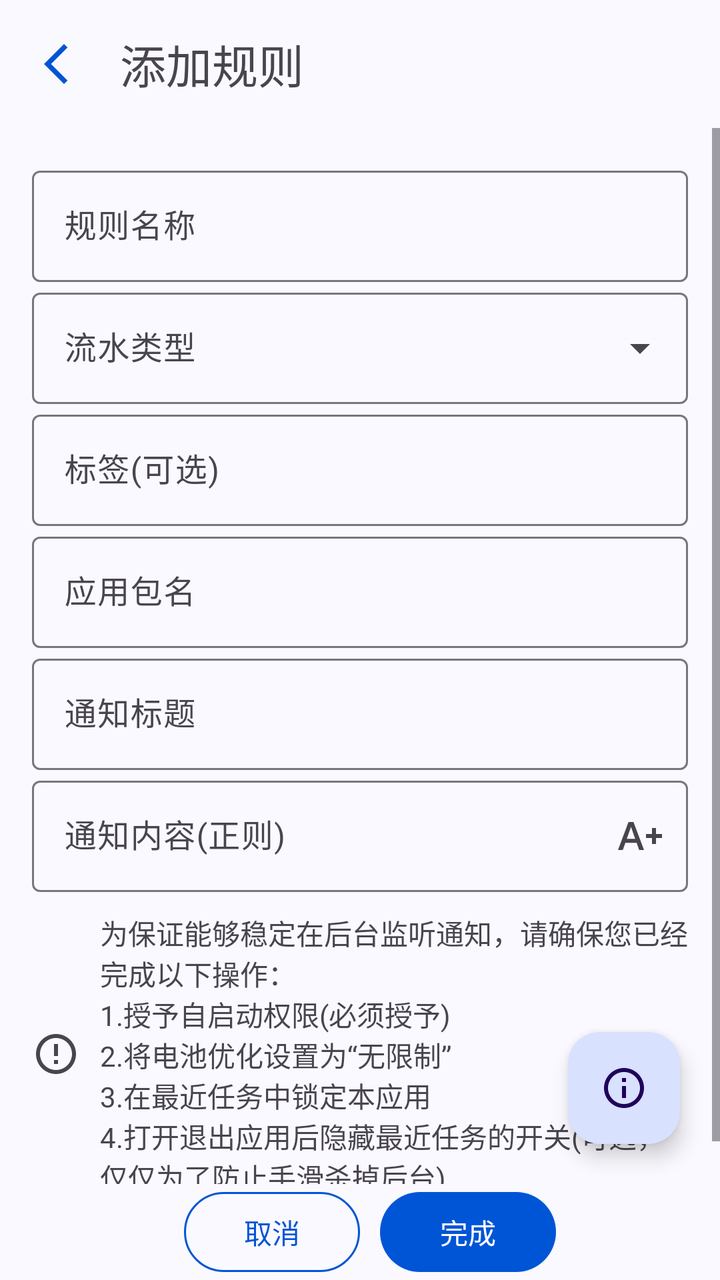
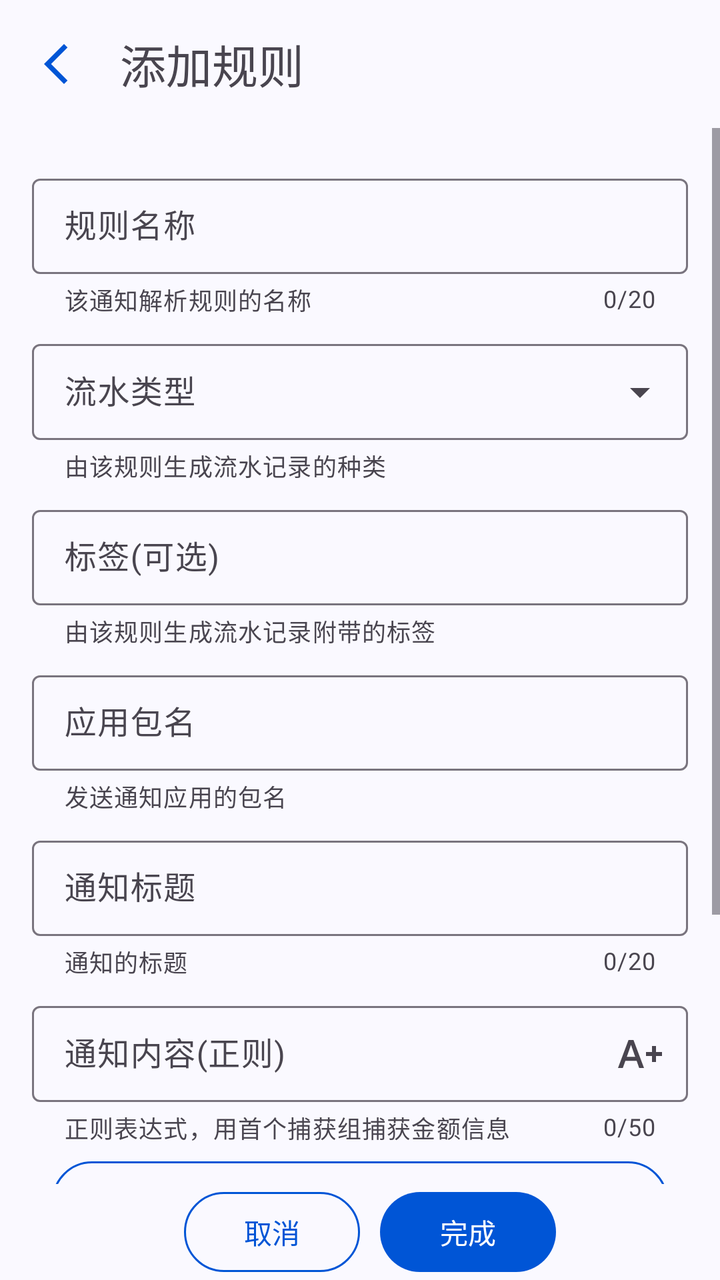

Two renders of the same Android screen: before a commit and after it. Below are the layout's source before the change and the commit's diff.
<!-- AndroidManifest.xml: application theme Theme.ManagerAssistant.Static -->
<!-- res/layout/activity_rule_add_modify.xml -->
<androidx.constraintlayout.widget.ConstraintLayout xmlns:android="http://schemas.android.com/apk/res/android"
    xmlns:app="http://schemas.android.com/apk/res-auto"
    xmlns:tools="http://schemas.android.com/tools"
    style="@style/CommonPageStyle"
    android:layout_width="match_parent"
    android:layout_height="match_parent"
    android:orientation="vertical"
    tools:context=".ui.pages.bookkeeping.notification_analysis.rule_edit.RuleAddModifyActivity">

    <com.google.android.material.appbar.MaterialToolbar
        android:id="@+id/toolbar"
        android:layout_width="match_parent"
        android:layout_height="?attr/actionBarSize"
        app:layout_constraintEnd_toEndOf="parent"
        app:layout_constraintStart_toStartOf="parent"
        app:layout_constraintTop_toTopOf="parent"
        app:navigationIcon="@drawable/baseline_arrow_back_ios_new_24"
        app:title="@string/add_rule" />

    <com.google.android.material.floatingactionbutton.FloatingActionButton
        android:id="@+id/input_instruction_btn"
        style="@style/AddFloatingActionBtnStyle"
        android:layout_width="wrap_content"
        android:layout_height="wrap_content"
        android:contentDescription="@string/show_rule_input_instruction"
        android:src="@drawable/outline_info_24"
        app:layout_constraintBottom_toTopOf="@id/btn_card_view"
        app:layout_constraintEnd_toEndOf="parent" />

    <ScrollView
        android:id="@+id/scroll_view"
        android:layout_width="match_parent"
        android:layout_height="0dp"
        app:layout_constraintBottom_toTopOf="@id/btn_card_view"
        app:layout_constraintTop_toBottomOf="@id/toolbar">

        <LinearLayout
            android:layout_width="match_parent"
            android:layout_height="wrap_content"
            android:orientation="vertical"
            android:padding="16sp">

            <com.google.android.material.textfield.TextInputLayout
                android:id="@+id/rule_name_layout"
                android:layout_width="match_parent"
                android:layout_height="wrap_content"
                app:endIconDrawable="@drawable/baseline_clear_24"
                app:endIconMode="clear_text">

                <com.google.android.material.textfield.TextInputEditText
                    android:id="@+id/rule_name_input"
                    style="@style/UserInputEditTextStyle"
                    android:layout_width="match_parent"
                    android:layout_height="match_parent"
                    android:hint="@string/rule_name" />
            </com.google.android.material.textfield.TextInputLayout>

            <com.google.android.material.textfield.TextInputLayout
                style="@style/Widget.Material3.TextInputLayout.OutlinedBox.ExposedDropdownMenu"
                android:layout_width="match_parent"
                android:layout_height="wrap_content">

                <com.google.android.material.textfield.MaterialAutoCompleteTextView
                    android:id="@+id/type_input"
                    android:layout_width="match_parent"
                    android:layout_height="match_parent"
                    android:hint="@string/running_account_type"
                    android:inputType="none" />
            </com.google.android.material.textfield.TextInputLayout>

            <com.google.android.material.textfield.TextInputLayout
                android:layout_width="match_parent"
                android:layout_height="wrap_content">

                <com.google.android.material.textfield.MaterialAutoCompleteTextView
                    android:id="@+id/tag_name_input"
                    style="@style/ClickableAutoCompleteTextViewStyle"
                    android:layout_width="match_parent"
                    android:layout_height="match_parent"
                    android:hint="@string/tag_optional" />
            </com.google.android.material.textfield.TextInputLayout>

            <com.google.android.material.textfield.TextInputLayout
                android:id="@+id/package_name_layout"
                android:layout_width="match_parent"
                android:layout_height="wrap_content">

                <com.google.android.material.textfield.MaterialAutoCompleteTextView
                    android:id="@+id/package_name_input"
                    style="@style/ClickableAutoCompleteTextViewStyle"
                    android:layout_width="match_parent"
                    android:layout_height="match_parent"
                    android:hint="@string/package_name"
                    android:maxLength="50" />
            </com.google.android.material.textfield.TextInputLayout>

            <com.google.android.material.textfield.TextInputLayout
                android:id="@+id/notification_title_layout"
                android:layout_width="match_parent"
                android:layout_height="wrap_content"
                app:endIconDrawable="@drawable/baseline_clear_24"
                app:endIconMode="clear_text">

                <com.google.android.material.textfield.TextInputEditText
                    android:id="@+id/notification_title_input"
                    style="@style/UserInputEditTextStyle"
                    android:layout_width="match_parent"
                    android:layout_height="match_parent"
                    android:hint="@string/notification_title" />
            </com.google.android.material.textfield.TextInputLayout>

            <com.google.android.material.textfield.TextInputLayout
                android:id="@+id/notification_content_layout"
                android:layout_width="match_parent"
                android:layout_height="wrap_content"
                app:endIconDrawable="@drawable/baseline_text_increase_24"
                app:endIconMode="custom">

                <com.google.android.material.textfield.TextInputEditText
                    android:id="@+id/notification_content_input"
                    style="@style/UserInputEditTextStyle"
                    android:layout_width="match_parent"
                    android:layout_height="match_parent"
                    android:hint="@string/notification_content_regex"
                    android:maxLength="50" />
            </com.google.android.material.textfield.TextInputLayout>

            <com.google.android.material.textview.MaterialTextView
                style="@style/TipTextViewStyle"
                android:layout_width="match_parent"
                android:layout_height="wrap_content"
                android:text="@string/analysis_rule_tip" />
        </LinearLayout>
    </ScrollView>

    <com.google.android.material.card.MaterialCardView
        android:id="@+id/btn_card_view"
        style="@style/BottomRightAngleCardStyle"
        android:layout_width="match_parent"
        android:layout_height="wrap_content"
        app:layout_constraintBottom_toBottomOf="parent">

        <LinearLayout
            android:layout_width="match_parent"
            android:layout_height="match_parent"
            android:gravity="center"
            android:orientation="horizontal">

            <com.google.android.material.button.MaterialButton
                android:id="@+id/delete_btn"
                style="@style/OutlinedBtnStyle"
                android:layout_width="wrap_content"
                android:layout_height="wrap_content"
                android:text="@string/delete"
                android:visibility="gone" />

            <com.google.android.material.button.MaterialButton
                android:id="@+id/cancel_btn"
                style="@style/OutlinedBtnStyle"
                android:layout_width="wrap_content"
                android:layout_height="wrap_content"
                android:text="@string/cancel" />

            <com.google.android.material.button.MaterialButton
                android:id="@+id/finish_btn"
                style="@style/CommonBtnStyle"
                android:layout_width="wrap_content"
                android:layout_height="wrap_content"
                android:text="@string/finish" />
        </LinearLayout>
    </com.google.android.material.card.MaterialCardView>
</androidx.constraintlayout.widget.ConstraintLayout>
<!-- resources referenced by this layout -->
<resources>
  <string name="add_rule">添加规则</string>
  <string name="analysis_rule_tip">为保证能够稳定在后台监听通知，请确保您已经完成以下操作：\n1.授予自启动权限(必须授予)\n2.将电池优化设置为“无限制”\n3.在最近任务中锁定本应用\n4.打开退出应用后隐藏最近任务的开关(可选，仅仅为了防止手滑杀掉后台)</string>
  <string name="cancel">取消</string>
  <string name="delete">删除</string>
  <string name="finish">完成</string>
  <string name="notification_content_regex">通知内容(正则)</string>
  <string name="notification_title">通知标题</string>
  <string name="package_name">应用包名</string>
  <string name="rule_name">规则名称</string>
  <string name="running_account_type">流水类型</string>
  <string name="show_rule_input_instruction">输入项说明按钮</string>
  <string name="tag_optional">标签(可选)</string>
  <style name="AddFloatingActionBtnStyle" parent="ThemeOverlay.Material3.FloatingActionButton.Primary">
          <item name="android:src">@drawable/baseline_add_24</item>
          <item name="android:layout_marginEnd">20dp</item>
          <item name="android:layout_marginBottom">20dp</item>
      </style>
  <style name="BottomRightAngleCardStyle">
          <item name="cardCornerRadius">0dp</item>
          <item name="strokeColor">@android:color/transparent</item>
          <item name="cardBackgroundColor">@android:color/transparent</item>
      </style>
  <style name="ClickableAutoCompleteTextViewStyle" parent="Widget.Material3.AutoCompleteTextView.OutlinedBox">
          <item name="android:inputType">none</item>
          <item name="android:textColorHighlight">?attr/colorControlHighlight</item>
      </style>
  <style name="CommonBtnStyle" parent="Widget.Material3.Button">
          <item name="android:textColor">?attr/colorOnPrimary</item>
          <item name="layout_goneMarginStart">5dp</item>
          <item name="layout_goneMarginEnd">5dp</item>
          <item name="layout_goneMarginTop">5dp</item>
          <item name="layout_goneMarginBottom">5dp</item>
      </style>
  <style name="CommonPageStyle">
          <item name="android:fitsSystemWindows">true</item>
          <item name="android:background">?attr/colorSurface</item>
      </style>
  <style name="UserInputEditTextStyle" parent="Widget.Material3.TextInputEditText.OutlinedBox">
          <item name="android:inputType">text</item>
          <item name="android:textColorHighlight">?attr/colorSurfaceVariant</item>
          <item name="android:maxLength">20</item>
      </style>
  <!-- drawable baseline_add_24 (drawable) -->
  <vector xmlns:android="http://schemas.android.com/apk/res/android" android:height="24dp" android:tint="#000000" android:viewportHeight="24" android:viewportWidth="24" android:width="24dp">
        
      <path android:fillColor="@android:color/white" android:pathData="M19,13h-6v6h-2v-6H5v-2h6V5h2v6h6v2z"/>
      
  </vector>
  <color name="color_primary">#0055d6</color>
  <color name="color_on_primary">#ffffff</color>
  <color name="color_primary_container">#d8e1fe</color>
  <color name="color_secondary_container">#e0e1ff</color>
  <color name="color_surface">#faf9ff</color>
  <color name="color_surface_container">#ebedfa</color>
  <color name="color_surface_container_low">#edeffc</color>
  <style name="ToolBarStyle" parent="Widget.Material3.Toolbar">
          <item name="android:backgroundTint">?attr/colorSurface</item>
          <item name="navigationIconTint">?attr/colorPrimary</item>
          <item name="contentInsetStart">10dp</item>
          <item name="titleTextAppearance">@style/TitleStyle</item>
      </style>
  <style name="TitleStyle">
          <item name="android:textSize">23sp</item>
      </style>
  <!-- unchanged entries left out for length: 8 -->
</resources>

<!-- the commit's change to res/layout/activity_rule_add_modify.xml (unified diff, before → after) -->
@@ -17,16 +17,6 @@
         app:navigationIcon="@drawable/baseline_arrow_back_ios_new_24"
         app:title="@string/add_rule" />
 
-    <com.google.android.material.floatingactionbutton.FloatingActionButton
-        android:id="@+id/input_instruction_btn"
-        style="@style/AddFloatingActionBtnStyle"
-        android:layout_width="wrap_content"
-        android:layout_height="wrap_content"
-        android:contentDescription="@string/show_rule_input_instruction"
-        android:src="@drawable/outline_info_24"
-        app:layout_constraintBottom_toTopOf="@id/btn_card_view"
-        app:layout_constraintEnd_toEndOf="parent" />
-
     <ScrollView
         android:id="@+id/scroll_view"
         android:layout_width="match_parent"
@@ -42,10 +32,13 @@
 
             <com.google.android.material.textfield.TextInputLayout
                 android:id="@+id/rule_name_layout"
+                style="@style/CommonTextInputLayoutStyle"
                 android:layout_width="match_parent"
                 android:layout_height="wrap_content"
+                app:counterMaxLength="20"
                 app:endIconDrawable="@drawable/baseline_clear_24"
-                app:endIconMode="clear_text">
+                app:endIconMode="clear_text"
+                app:helperText="@string/rule_name_help_text">
 
                 <com.google.android.material.textfield.TextInputEditText
                     android:id="@+id/rule_name_input"
@@ -56,12 +49,14 @@
             </com.google.android.material.textfield.TextInputLayout>
 
             <com.google.android.material.textfield.TextInputLayout
-                style="@style/Widget.Material3.TextInputLayout.OutlinedBox.ExposedDropdownMenu"
+                style="@style/DropdownMenuTextInputLayoutStyle"
                 android:layout_width="match_parent"
-                android:layout_height="wrap_content">
+                android:layout_height="wrap_content"
+                app:helperText="@string/rule_account_type_help">
 
                 <com.google.android.material.textfield.MaterialAutoCompleteTextView
                     android:id="@+id/type_input"
+                    style="@style/AutoCompleteTextViewStyle"
                     android:layout_width="match_parent"
                     android:layout_height="match_parent"
                     android:hint="@string/running_account_type"
@@ -69,12 +64,15 @@
             </com.google.android.material.textfield.TextInputLayout>
 
             <com.google.android.material.textfield.TextInputLayout
+                style="@style/CommonTextInputLayoutStyle"
                 android:layout_width="match_parent"
-                android:layout_height="wrap_content">
+                android:layout_height="wrap_content"
+                app:counterEnabled="false"
+                app:helperText="@string/rule_tag_help">
 
                 <com.google.android.material.textfield.MaterialAutoCompleteTextView
                     android:id="@+id/tag_name_input"
-                    style="@style/ClickableAutoCompleteTextViewStyle"
+                    style="@style/AutoCompleteTextViewStyle"
                     android:layout_width="match_parent"
                     android:layout_height="match_parent"
                     android:hint="@string/tag_optional" />
@@ -82,12 +80,15 @@
 
             <com.google.android.material.textfield.TextInputLayout
                 android:id="@+id/package_name_layout"
+                style="@style/CommonTextInputLayoutStyle"
                 android:layout_width="match_parent"
-                android:layout_height="wrap_content">
+                android:layout_height="wrap_content"
+                app:counterEnabled="false"
+                app:helperText="@string/rule_package_name_help">
 
                 <com.google.android.material.textfield.MaterialAutoCompleteTextView
                     android:id="@+id/package_name_input"
-                    style="@style/ClickableAutoCompleteTextViewStyle"
+                    style="@style/AutoCompleteTextViewStyle"
                     android:layout_width="match_parent"
                     android:layout_height="match_parent"
                     android:hint="@string/package_name"
@@ -96,10 +97,13 @@
 
             <com.google.android.material.textfield.TextInputLayout
                 android:id="@+id/notification_title_layout"
+                style="@style/CommonTextInputLayoutStyle"
                 android:layout_width="match_parent"
                 android:layout_height="wrap_content"
+                app:counterMaxLength="20"
                 app:endIconDrawable="@drawable/baseline_clear_24"
-                app:endIconMode="clear_text">
+                app:endIconMode="clear_text"
+                app:helperText="@string/rule_notification_title_help">
 
                 <com.google.android.material.textfield.TextInputEditText
                     android:id="@+id/notification_title_input"
@@ -111,10 +115,13 @@
 
             <com.google.android.material.textfield.TextInputLayout
                 android:id="@+id/notification_content_layout"
+                style="@style/CommonTextInputLayoutStyle"
                 android:layout_width="match_parent"
                 android:layout_height="wrap_content"
+                app:counterMaxLength="50"
                 app:endIconDrawable="@drawable/baseline_text_increase_24"
-                app:endIconMode="custom">
+                app:endIconMode="custom"
+                app:helperText="@string/rule_notification_content_help">
 
                 <com.google.android.material.textfield.TextInputEditText
                     android:id="@+id/notification_content_input"
@@ -124,6 +131,15 @@
                     android:hint="@string/notification_content_regex"
                     android:maxLength="50" />
             </com.google.android.material.textfield.TextInputLayout>
+
+            <com.google.android.material.button.MaterialButton
+                android:id="@+id/input_instruction_btn"
+                style="@style/OutlinedBtnStyle"
+                android:layout_width="match_parent"
+                android:layout_height="wrap_content"
+                android:text="@string/input_instruction"
+                app:icon="@drawable/outline_info_24"
+                app:iconGravity="textStart" />
 
             <com.google.android.material.textview.MaterialTextView
                 style="@style/TipTextViewStyle"
<!-- resource entries referenced after the edit -->
@@ -1,30 +1,31 @@
 <!-- resources referenced by this layout -->
 <resources>
   <string name="add_rule">添加规则</string>
-  <string name="analysis_rule_tip">为保证能够稳定在后台监听通知，请确保您已经完成以下操作：\n1.授予自启动权限(必须授予)\n2.将电池优化设置为“无限制”\n3.在最近任务中锁定本应用\n4.打开退出应用后隐藏最近任务的开关(可选，仅仅为了防止手滑杀掉后台)</string>
+  <string name="analysis_rule_tip">为保证能够稳定在后台监听通知，请确保您已经完成以下操作：\n1.授予自启动权限(必须授予)\n2.将电池优化设置为“无限制”\n3.在最近任务中锁定本应用\n4.打开退出应用后隐藏最近任务的开关</string>
   <string name="cancel">取消</string>
   <string name="delete">删除</string>
   <string name="finish">完成</string>
+  <string name="input_instruction">详细输入说明</string>
   <string name="notification_content_regex">通知内容(正则)</string>
   <string name="notification_title">通知标题</string>
   <string name="package_name">应用包名</string>
+  <string name="rule_account_type_help">由该规则生成流水记录的种类</string>
   <string name="rule_name">规则名称</string>
+  <string name="rule_name_help_text">该通知解析规则的名称</string>
+  <string name="rule_notification_content_help">正则表达式，用首个捕获组捕获金额信息</string>
+  <string name="rule_notification_title_help">通知的标题</string>
+  <string name="rule_package_name_help">发送通知应用的包名</string>
+  <string name="rule_tag_help">由该规则生成流水记录附带的标签</string>
   <string name="running_account_type">流水类型</string>
-  <string name="show_rule_input_instruction">输入项说明按钮</string>
   <string name="tag_optional">标签(可选)</string>
-  <style name="AddFloatingActionBtnStyle" parent="ThemeOverlay.Material3.FloatingActionButton.Primary">
-          <item name="android:src">@drawable/baseline_add_24</item>
-          <item name="android:layout_marginEnd">20dp</item>
-          <item name="android:layout_marginBottom">20dp</item>
+  <style name="AutoCompleteTextViewStyle" parent="Widget.Material3.AutoCompleteTextView.OutlinedBox.Dense">
+          <item name="android:inputType">none</item>
+          <item name="android:textColorHighlight">?attr/colorControlHighlight</item>
       </style>
   <style name="BottomRightAngleCardStyle">
           <item name="cardCornerRadius">0dp</item>
           <item name="strokeColor">@android:color/transparent</item>
           <item name="cardBackgroundColor">@android:color/transparent</item>
-      </style>
-  <style name="ClickableAutoCompleteTextViewStyle" parent="Widget.Material3.AutoCompleteTextView.OutlinedBox">
-          <item name="android:inputType">none</item>
-          <item name="android:textColorHighlight">?attr/colorControlHighlight</item>
       </style>
   <style name="CommonBtnStyle" parent="Widget.Material3.Button">
           <item name="android:textColor">?attr/colorOnPrimary</item>
@@ -37,17 +38,24 @@
           <item name="android:fitsSystemWindows">true</item>
           <item name="android:background">?attr/colorSurface</item>
       </style>
-  <style name="UserInputEditTextStyle" parent="Widget.Material3.TextInputEditText.OutlinedBox">
+  <style name="CommonTextInputLayoutStyle" parent="Widget.Material3.TextInputLayout.OutlinedBox.Dense">
+          <item name="errorEnabled">true</item>
+          <item name="counterEnabled">true</item>
+          <item name="helperTextEnabled">true</item>
+          <item name="android:layout_marginTop">4dp</item>
+          <item name="android:layout_marginBottom">4dp</item>
+      </style>
+  <style name="DropdownMenuTextInputLayoutStyle" parent="Widget.Material3.TextInputLayout.OutlinedBox.Dense.ExposedDropdownMenu">
+          <item name="errorEnabled">true</item>
+          <item name="helperTextEnabled">true</item>
+          <item name="android:layout_marginTop">4dp</item>
+          <item name="android:layout_marginBottom">4dp</item>
+      </style>
+  <style name="UserInputEditTextStyle" parent="Widget.Material3.TextInputEditText.OutlinedBox.Dense">
           <item name="android:inputType">text</item>
           <item name="android:textColorHighlight">?attr/colorSurfaceVariant</item>
           <item name="android:maxLength">20</item>
       </style>
-  <!-- drawable baseline_add_24 (drawable) -->
-  <vector xmlns:android="http://schemas.android.com/apk/res/android" android:height="24dp" android:tint="#000000" android:viewportHeight="24" android:viewportWidth="24" android:width="24dp">
-        
-      <path android:fillColor="@android:color/white" android:pathData="M19,13h-6v6h-2v-6H5v-2h6V5h2v6h6v2z"/>
-      
-  </vector>
   <color name="color_primary">#0055d6</color>
   <color name="color_on_primary">#ffffff</color>
   <color name="color_primary_container">#d8e1fe</color>
